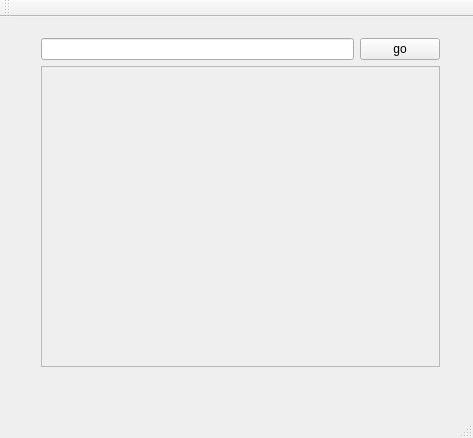
mohammadkotb/Networks-Evoting-System, file client/mainwindow.ui: the form before one commit.
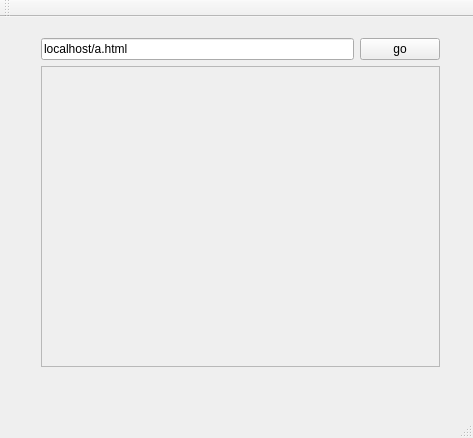
The form after the commit.

```diff
--- a/client/mainwindow.ui
+++ b/client/mainwindow.ui
@@ -25,9 +25,13 @@
     </property>
     <layout class="QVBoxLayout" name="mainVerticalLayout">
      <item>
-      <layout class="QGridLayout" name="gridLayout" rowstretch="0,0,0,0">
+      <layout class="QGridLayout" name="gridLayout" rowstretch="0,0,0">
        <item row="1" column="1">
-        <widget class="QLineEdit" name="urlLineEdit"/>
+        <widget class="QLineEdit" name="urlLineEdit">
+         <property name="text">
+          <string>localhost/a.html</string>
+         </property>
+        </widget>
        </item>
        <item row="1" column="2">
         <widget class="QPushButton" name="goButton">
```
